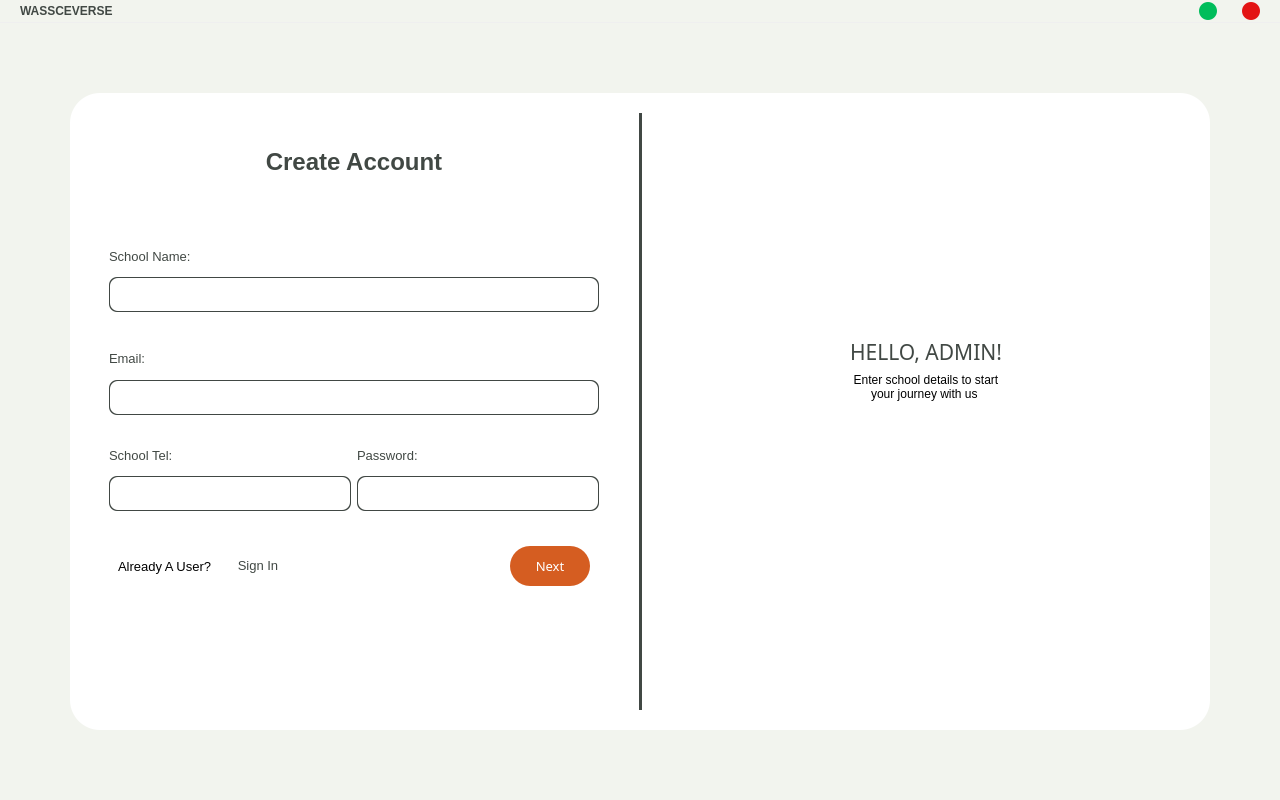
Before: the Qt Designer form UIs/ui_main.ui in Asiedu13/wassceverse-grandpa, drawn with Qt 5.
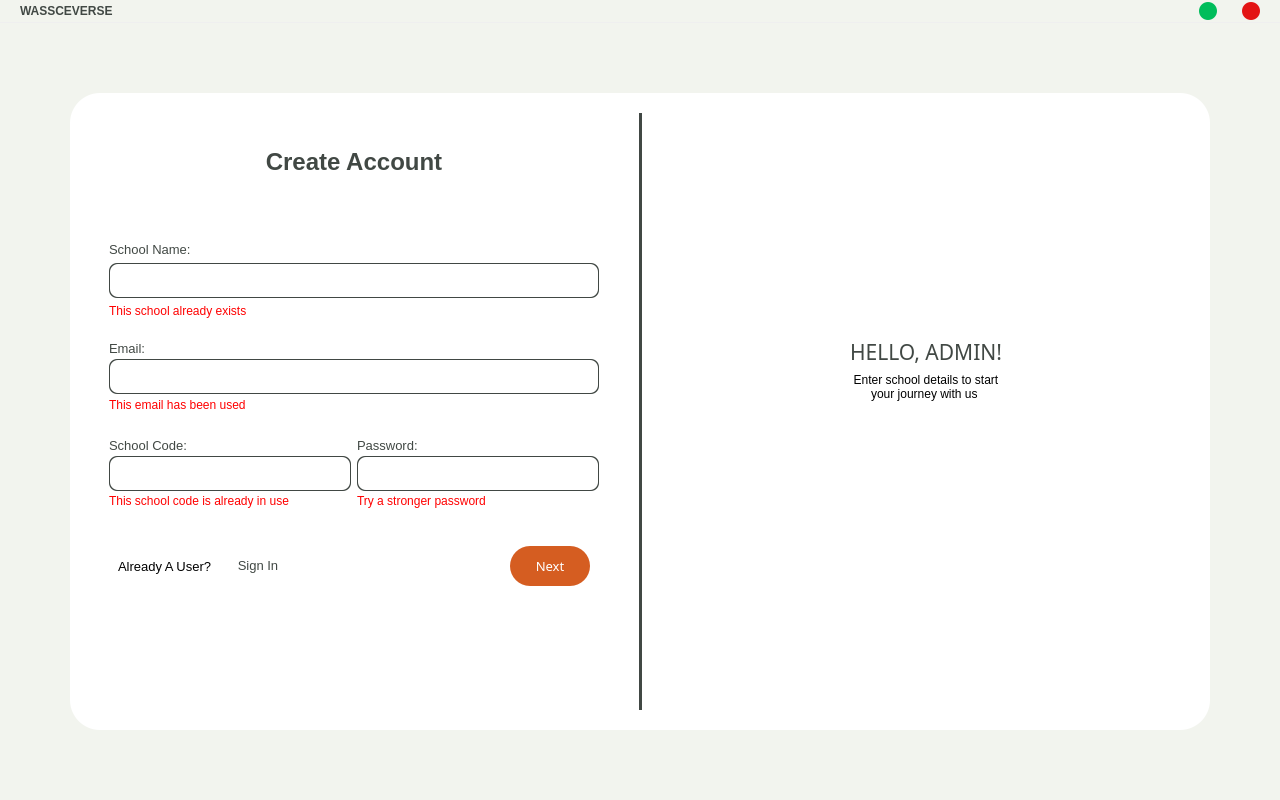
After: the same form once the commit is applied. The open tabs and pages were chosen to show the change. Icons and pictures are not drawn. Custom widgets are drawn as their Qt base class.

```diff
--- a/UIs/ui_main.ui
+++ b/UIs/ui_main.ui
@@ -1246,6 +1246,16 @@
                    </layout>
                   </widget>
                  </item>
+                 <item>
+                  <widget class="QLabel" name="school_name_error">
+                   <property name="styleSheet">
+                    <string notr="true">color: rgb(255, 0, 0);</string>
+                   </property>
+                   <property name="text">
+                    <string>This school already exists</string>
+                   </property>
+                  </widget>
+                 </item>
                 </layout>
                </widget>
               </item>
@@ -1375,6 +1385,16 @@
                    </layout>
                   </widget>
                  </item>
+                 <item>
+                  <widget class="QLabel" name="email_error">
+                   <property name="styleSheet">
+                    <string notr="true">color: rgb(255, 0, 0);</string>
+                   </property>
+                   <property name="text">
+                    <string>This email has been used</string>
+                   </property>
+                  </widget>
+                 </item>
                 </layout>
                </widget>
               </item>
@@ -1447,7 +1467,7 @@
                     <item>
                      <widget class="QLabel" name="label_6">
                       <property name="text">
-                       <string>&lt;html&gt;&lt;head/&gt;&lt;body&gt;&lt;p&gt;&lt;span style=&quot; font-size:10pt; color:#414844;&quot;&gt;School Tel:&lt;/span&gt;&lt;/p&gt;&lt;/body&gt;&lt;/html&gt;</string>
+                       <string>&lt;html&gt;&lt;head/&gt;&lt;body&gt;&lt;p&gt;&lt;span style=&quot; font-size:10pt; color:#414844;&quot;&gt;School Code:&lt;/span&gt;&lt;/p&gt;&lt;/body&gt;&lt;/html&gt;</string>
                       </property>
                      </widget>
                     </item>
@@ -1535,6 +1555,16 @@
                       </layout>
                      </widget>
                     </item>
+                    <item>
+                     <widget class="QLabel" name="school_code_error">
+                      <property name="styleSheet">
+                       <string notr="true">color: rgb(255, 0, 0);</string>
+                      </property>
+                      <property name="text">
+                       <string>This school code is already in use</string>
+                      </property>
+                     </widget>
+                    </item>
                    </layout>
                   </widget>
                  </item>
@@ -1662,6 +1692,17 @@
                       </layout>
                      </widget>
                     </item>
+                    <item>
+                     <widget class="QLabel" name="password_error">
+                      <property name="styleSheet">
+                       <string notr="true">color: rgb(255, 0, 0);
+</string>
+                      </property>
+                      <property name="text">
+                       <string>Try a stronger password</string>
+                      </property>
+                     </widget>
+                    </item>
                    </layout>
                   </widget>
                  </item>
```
Left out of the diff: 38 changed lines with no effect on the pictures.
